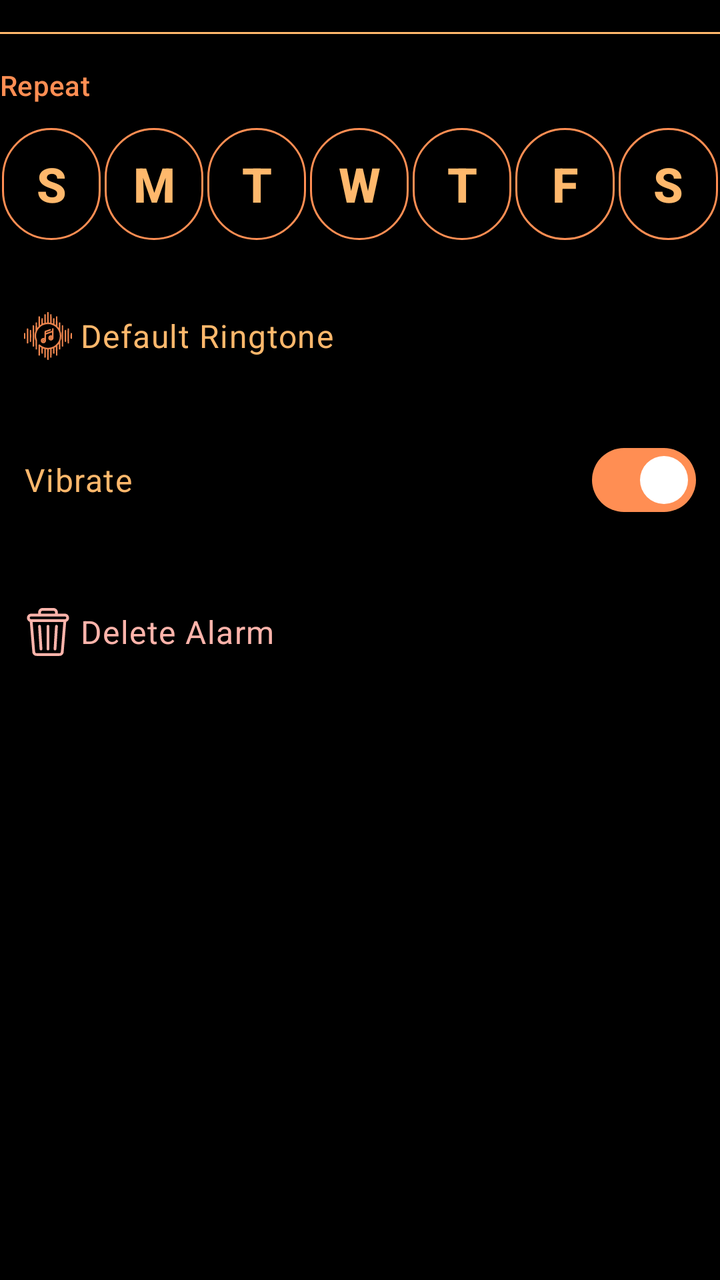
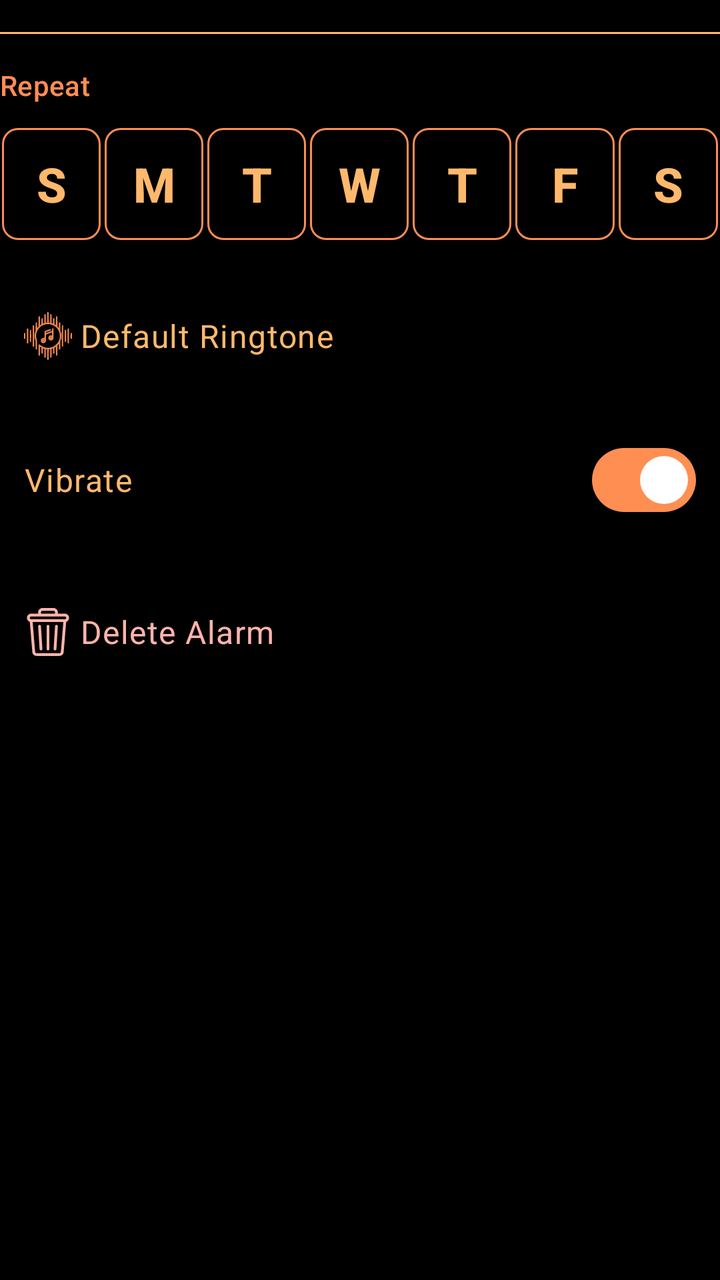

An Android layout rendered at two revisions. The XML below is the earlier revision; the diff shows what the commit changed to produce the second picture.
<!-- AndroidManifest.xml: application theme Theme.MyApplication -->
<!-- res/layout/alarm_item_extended.xml -->
<?xml version="1.0" encoding="utf-8"?>
<LinearLayout
    xmlns:android="http://schemas.android.com/apk/res/android"
    xmlns:app="http://schemas.android.com/apk/res-auto"
    android:layout_width="match_parent"
    android:layout_height="wrap_content"
    android:orientation="vertical"
    android:paddingTop="16dp">

    
    <View
        android:layout_width="match_parent"
        android:layout_height="1dp"
        android:background="@color/md_theme_dark_outlineVariant"
        android:layout_marginBottom="16dp"/>

    
    <TextView
        android:layout_width="match_parent"
        android:layout_height="wrap_content"
        android:text="Repeat"
        android:textAppearance="@style/TextAppearance.Material3.LabelLarge"
        android:textColor="@color/md_theme_dark_onSurfaceVariant"
        android:layout_marginBottom="12dp"/>

    <LinearLayout
        android:id="@+id/daysOfWeekLayout"
        android:layout_width="match_parent"
        android:layout_height="wrap_content"
        android:orientation="horizontal"
        android:gravity="center"
        android:layout_marginBottom="20dp">

        <com.google.android.material.button.MaterialButton
            android:id="@+id/sundayButton"
            style="@style/Widget.Material3.Button.OutlinedButton"
            android:layout_width="0dp"
            android:layout_height="56dp"
            android:layout_weight="1"
            android:text="S"
            android:textSize="24sp"
            android:textStyle="bold"
            android:textColor="@color/md_theme_dark_onSurface"
            android:layout_marginHorizontal="1dp"
            android:minWidth="0dp"
            android:minHeight="0dp"
            android:padding="0dp"
            android:insetTop="0dp"
            android:insetBottom="0dp"
            android:insetLeft="0dp"
            android:insetRight="0dp"
            app:cornerRadius="28dp"
            app:strokeColor="@color/md_theme_dark_outline"/>

        <com.google.android.material.button.MaterialButton
            android:id="@+id/mondayButton"
            style="@style/Widget.Material3.Button.OutlinedButton"
            android:layout_width="0dp"
            android:layout_height="56dp"
            android:layout_weight="1"
            android:text="M"
            android:textSize="24sp"
            android:textStyle="bold"
            android:textColor="@color/md_theme_dark_onSurface"
            android:layout_marginHorizontal="1dp"
            android:minWidth="0dp"
            android:minHeight="0dp"
            android:padding="0dp"
            android:insetTop="0dp"
            android:insetBottom="0dp"
            android:insetLeft="0dp"
            android:insetRight="0dp"
            app:cornerRadius="28dp"
            app:strokeColor="@color/md_theme_dark_outline"/>

        <com.google.android.material.button.MaterialButton
            android:id="@+id/tuesdayButton"
            style="@style/Widget.Material3.Button.OutlinedButton"
            android:layout_width="0dp"
            android:layout_height="56dp"
            android:layout_weight="1"
            android:text="T"
            android:textSize="24sp"
            android:textStyle="bold"
            android:textColor="@color/md_theme_dark_onSurface"
            android:layout_marginHorizontal="1dp"
            android:minWidth="0dp"
            android:minHeight="0dp"
            android:padding="0dp"
            android:insetTop="0dp"
            android:insetBottom="0dp"
            android:insetLeft="0dp"
            android:insetRight="0dp"
            app:cornerRadius="28dp"
            app:strokeColor="@color/md_theme_dark_outline"/>

        <com.google.android.material.button.MaterialButton
            android:id="@+id/wednesdayButton"
            style="@style/Widget.Material3.Button.OutlinedButton"
            android:layout_width="0dp"
            android:layout_height="56dp"
            android:layout_weight="1"
            android:text="W"
            android:textSize="24sp"
            android:textStyle="bold"
            android:textColor="@color/md_theme_dark_onSurface"
            android:layout_marginHorizontal="1dp"
            android:minWidth="0dp"
            android:minHeight="0dp"
            android:padding="0dp"
            android:insetTop="0dp"
            android:insetBottom="0dp"
            android:insetLeft="0dp"
            android:insetRight="0dp"
            app:cornerRadius="28dp"
            app:strokeColor="@color/md_theme_dark_outline"/>

        <com.google.android.material.button.MaterialButton
            android:id="@+id/thursdayButton"
            style="@style/Widget.Material3.Button.OutlinedButton"
            android:layout_width="0dp"
            android:layout_height="56dp"
            android:layout_weight="1"
            android:text="T"
            android:textSize="24sp"
            android:textStyle="bold"
            android:textColor="@color/md_theme_dark_onSurface"
            android:layout_marginHorizontal="1dp"
            android:minWidth="0dp"
            android:minHeight="0dp"
            android:padding="0dp"
            android:insetTop="0dp"
            android:insetBottom="0dp"
            android:insetLeft="0dp"
            android:insetRight="0dp"
            app:cornerRadius="28dp"
            app:strokeColor="@color/md_theme_dark_outline"/>

        <com.google.android.material.button.MaterialButton
            android:id="@+id/fridayButton"
            style="@style/Widget.Material3.Button.OutlinedButton"
            android:layout_width="0dp"
            android:layout_height="56dp"
            android:layout_weight="1"
            android:text="F"
            android:textSize="24sp"
            android:textStyle="bold"
            android:textColor="@color/md_theme_dark_onSurface"
            android:layout_marginHorizontal="1dp"
            android:minWidth="0dp"
            android:minHeight="0dp"
            android:padding="0dp"
            android:insetTop="0dp"
            android:insetBottom="0dp"
            android:insetLeft="0dp"
            android:insetRight="0dp"
            app:cornerRadius="28dp"
            app:strokeColor="@color/md_theme_dark_outline"/>

        <com.google.android.material.button.MaterialButton
            android:id="@+id/saturdayButton"
            style="@style/Widget.Material3.Button.OutlinedButton"
            android:layout_width="0dp"
            android:layout_height="56dp"
            android:layout_weight="1"
            android:text="S"
            android:textSize="24sp"
            android:textStyle="bold"
            android:textColor="@color/md_theme_dark_onSurface"
            android:layout_marginHorizontal="1dp"
            android:minWidth="0dp"
            android:minHeight="0dp"
            android:padding="0dp"
            android:insetTop="0dp"
            android:insetBottom="0dp"
            android:insetLeft="0dp"
            android:insetRight="0dp"
            app:cornerRadius="28dp"
            app:strokeColor="@color/md_theme_dark_outline"/>

    </LinearLayout>

    
    <com.google.android.material.button.MaterialButton
        android:id="@+id/layoutRingtone"
        style="@style/Widget.Material3.Button.TextButton"
        android:layout_width="match_parent"
        android:layout_height="wrap_content"
        android:layout_marginBottom="8dp"
        android:gravity="start|center_vertical"
        android:paddingVertical="12dp"
        android:text="Default Ringtone"
        android:textColor="@color/md_theme_dark_onSurface"
        android:textAppearance="@style/TextAppearance.Material3.BodyLarge"
        android:textAlignment="textStart"
        app:icon="@drawable/music"
        app:iconGravity="start"
        app:iconSize="24dp"
        app:iconTint="@color/md_theme_dark_primary"
        app:cornerRadius="12dp"/>

    
    <LinearLayout
        android:layout_width="match_parent"
        android:layout_height="wrap_content"
        android:orientation="horizontal"
        android:gravity="center_vertical"
        android:padding="12dp"
        android:layout_marginBottom="8dp">

        <TextView
            android:layout_width="0dp"
            android:layout_height="wrap_content"
            android:layout_weight="1"
            android:text="Vibrate"
            android:textColor="@color/md_theme_dark_onSurface"
            android:textAppearance="@style/TextAppearance.Material3.BodyLarge"/>

        <com.google.android.material.materialswitch.MaterialSwitch
            android:id="@+id/checkBoxVibrate"
            android:layout_width="wrap_content"
            android:layout_height="wrap_content"
            android:checked="true"/>

    </LinearLayout>

    
    <com.google.android.material.button.MaterialButton
        android:id="@+id/buttonDelete"
        style="@style/Widget.Material3.Button.TextButton"
        android:layout_width="match_parent"
        android:layout_height="wrap_content"
        android:layout_marginTop="8dp"
        android:text="Delete Alarm"
        android:textColor="@color/md_theme_dark_error"
        android:textAppearance="@style/TextAppearance.Material3.BodyLarge"
        android:gravity="start|center_vertical"
        app:icon="@drawable/bin"
        app:iconGravity="start"
        app:iconSize="24dp"
        app:iconTint="@color/md_theme_dark_error"
        app:cornerRadius="12dp"/>

</LinearLayout>
<!-- resources referenced by this layout -->
<resources>
  <color name="md_theme_dark_error">#FFB4AB</color>
  <color name="md_theme_dark_onSurface">#FFB86C</color>
  <color name="md_theme_dark_onSurfaceVariant">#FF8E53</color>
  <color name="md_theme_dark_outline">#FF8E53</color>
  <color name="md_theme_dark_outlineVariant">#FFB86C</color>
  <color name="md_theme_dark_primary">#FF8E53</color>
  <style name="Theme.MyApplication" parent="Base.Theme.Rooster" />
  <color name="md_theme_dark_onPrimary">#FFFFFF</color>
  <color name="md_theme_dark_primaryContainer">#FF6B35</color>
  <color name="md_theme_dark_onPrimaryContainer">#FFFFFF</color>
  <color name="md_theme_dark_secondary">#FFB86C</color>
  <color name="md_theme_dark_onSecondary">#1C0F0A</color>
  <color name="md_theme_dark_secondaryContainer">#FF8E53</color>
  <color name="md_theme_dark_onSecondaryContainer">#FFFFFF</color>
  <color name="md_theme_dark_tertiary">#FFD89C</color>
  <color name="md_theme_dark_onTertiary">#1C0F0A</color>
  <color name="md_theme_dark_tertiaryContainer">#FFB86C</color>
  <color name="md_theme_dark_onTertiaryContainer">#1C0F0A</color>
  <color name="md_theme_dark_onError">#690005</color>
  <color name="md_theme_dark_errorContainer">#93000A</color>
  <color name="md_theme_dark_onErrorContainer">#FFDAD6</color>
  <color name="md_theme_dark_surface">#000000</color>
  <color name="md_theme_dark_surfaceVariant">#0A0A0A</color>
  <color name="md_theme_dark_background">#000000</color>
  <color name="md_theme_dark_onBackground">#FFB86C</color>
  <style name="ShapeAppearance.Rooster.SmallComponent" parent="ShapeAppearance.Material3.SmallComponent">
          <item name="cornerFamily">rounded</item>
          <item name="cornerSize">16dp</item>
      </style>
  <style name="ShapeAppearance.Rooster.MediumComponent" parent="ShapeAppearance.Material3.MediumComponent">
          <item name="cornerFamily">rounded</item>
          <item name="cornerSize">24dp</item>
      </style>
  <style name="ShapeAppearance.Rooster.LargeComponent" parent="ShapeAppearance.Material3.LargeComponent">
          <item name="cornerFamily">rounded</item>
          <item name="cornerSize">32dp</item>
      </style>
  <!-- unchanged entries left out for length: 3 -->
</resources>

<!-- the commit's change to res/layout/alarm_item_extended.xml (unified diff, before → after) -->
@@ -49,7 +49,7 @@
             android:insetBottom="0dp"
             android:insetLeft="0dp"
             android:insetRight="0dp"
-            app:cornerRadius="28dp"
+            app:cornerRadius="8dp"
             app:strokeColor="@color/md_theme_dark_outline"/>
 
         <com.google.android.material.button.MaterialButton
@@ -70,7 +70,7 @@
             android:insetBottom="0dp"
             android:insetLeft="0dp"
             android:insetRight="0dp"
-            app:cornerRadius="28dp"
+            app:cornerRadius="8dp"
             app:strokeColor="@color/md_theme_dark_outline"/>
 
         <com.google.android.material.button.MaterialButton
@@ -91,7 +91,7 @@
             android:insetBottom="0dp"
             android:insetLeft="0dp"
             android:insetRight="0dp"
-            app:cornerRadius="28dp"
+            app:cornerRadius="8dp"
             app:strokeColor="@color/md_theme_dark_outline"/>
 
         <com.google.android.material.button.MaterialButton
@@ -112,7 +112,7 @@
             android:insetBottom="0dp"
             android:insetLeft="0dp"
             android:insetRight="0dp"
-            app:cornerRadius="28dp"
+            app:cornerRadius="8dp"
             app:strokeColor="@color/md_theme_dark_outline"/>
 
         <com.google.android.material.button.MaterialButton
@@ -133,7 +133,7 @@
             android:insetBottom="0dp"
             android:insetLeft="0dp"
             android:insetRight="0dp"
-            app:cornerRadius="28dp"
+            app:cornerRadius="8dp"
             app:strokeColor="@color/md_theme_dark_outline"/>
 
         <com.google.android.material.button.MaterialButton
@@ -154,7 +154,7 @@
             android:insetBottom="0dp"
             android:insetLeft="0dp"
             android:insetRight="0dp"
-            app:cornerRadius="28dp"
+            app:cornerRadius="8dp"
             app:strokeColor="@color/md_theme_dark_outline"/>
 
         <com.google.android.material.button.MaterialButton
@@ -175,7 +175,7 @@
             android:insetBottom="0dp"
             android:insetLeft="0dp"
             android:insetRight="0dp"
-            app:cornerRadius="28dp"
+            app:cornerRadius="8dp"
             app:strokeColor="@color/md_theme_dark_outline"/>
 
     </LinearLayout>
@@ -197,7 +197,7 @@
         app:iconGravity="start"
         app:iconSize="24dp"
         app:iconTint="@color/md_theme_dark_primary"
-        app:cornerRadius="12dp"/>
+        app:cornerRadius="4dp"/>
 
     
     <LinearLayout
@@ -239,6 +239,6 @@
         app:iconGravity="start"
         app:iconSize="24dp"
         app:iconTint="@color/md_theme_dark_error"
-        app:cornerRadius="12dp"/>
+        app:cornerRadius="4dp"/>
 
 </LinearLayout>
<!-- resource entries referenced after the edit -->
@@ -27,15 +27,15 @@
   <color name="md_theme_dark_onBackground">#FFB86C</color>
   <style name="ShapeAppearance.Rooster.SmallComponent" parent="ShapeAppearance.Material3.SmallComponent">
           <item name="cornerFamily">rounded</item>
-          <item name="cornerSize">16dp</item>
+          <item name="cornerSize">4dp</item>
       </style>
   <style name="ShapeAppearance.Rooster.MediumComponent" parent="ShapeAppearance.Material3.MediumComponent">
           <item name="cornerFamily">rounded</item>
-          <item name="cornerSize">24dp</item>
+          <item name="cornerSize">6dp</item>
       </style>
   <style name="ShapeAppearance.Rooster.LargeComponent" parent="ShapeAppearance.Material3.LargeComponent">
           <item name="cornerFamily">rounded</item>
-          <item name="cornerSize">32dp</item>
+          <item name="cornerSize">8dp</item>
       </style>
   <!-- unchanged entries left out for length: 3 -->
 </resources>
